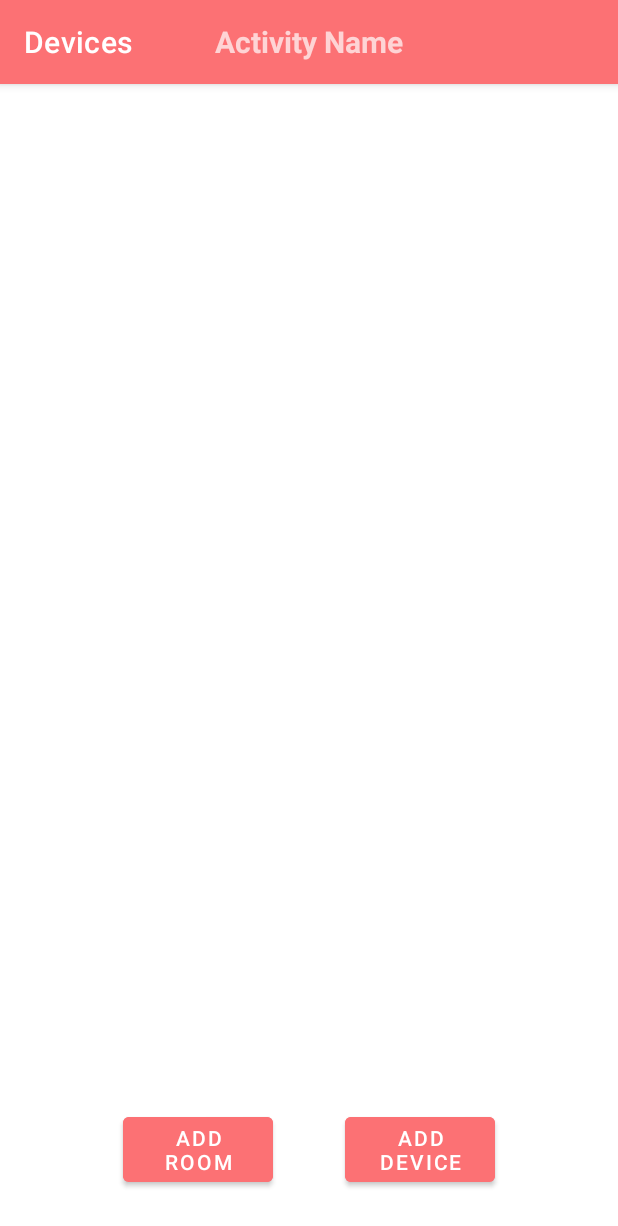
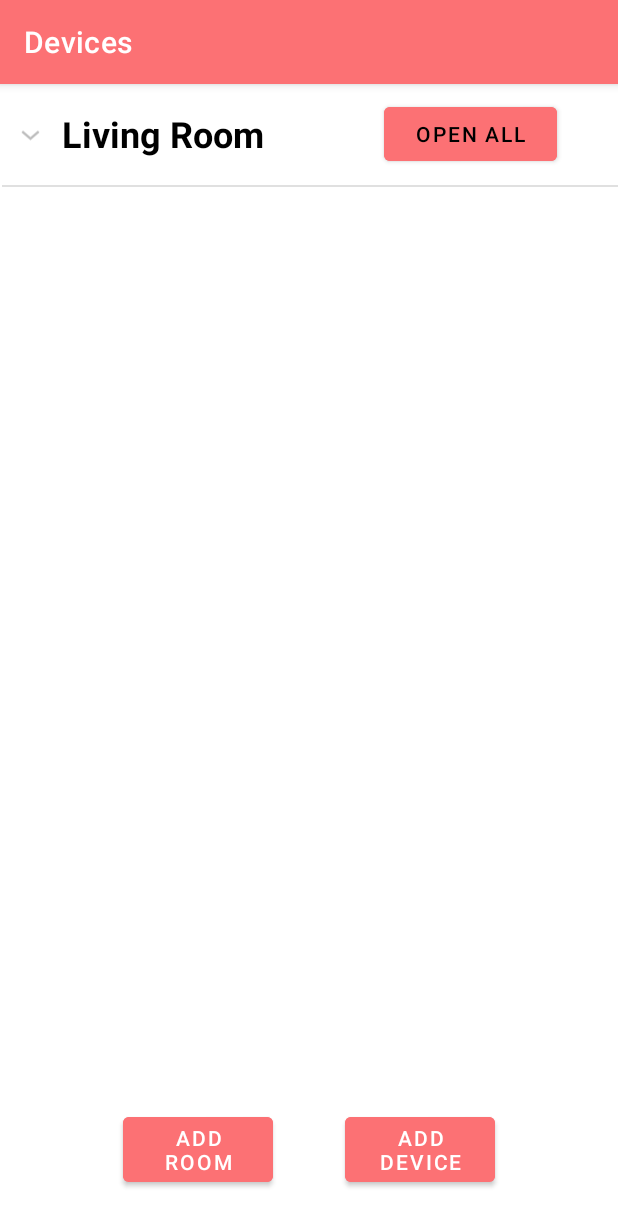
Before and after one commit to ETS-Android5/Automatic-Curtain-Android-App, an Android app: the screen it shows after launch (HomeActivity), on a phone screen of 412 x 824 dp. Shown: the top 1226 px of the screen. Run offline under Robolectric (Android 15) with nearby library versions, the phone set to English and light mode, and no system bars.

Commit message:
pushing to work on it somewhere else

```diff
--- a/COEN390_EZCurtains/app/build.gradle
+++ b/COEN390_EZCurtains/app/build.gradle
@@ -32,6 +32,7 @@ dependencies {
     implementation 'androidx.appcompat:appcompat:1.3.1'
     implementation 'com.google.android.material:material:1.4.0'
     implementation 'androidx.constraintlayout:constraintlayout:2.1.1'
+    implementation 'androidx.legacy:legacy-support-v4:1.0.0'
     testImplementation 'junit:junit:4.+'
     androidTestImplementation 'androidx.test.ext:junit:1.1.3'
     androidTestImplementation 'androidx.test.espresso:espresso-core:3.4.0'
--- /dev/null
+++ b/COEN390_EZCurtains/app/src/main/java/team_10/example/coen390_ezcurtains/ExpandableListAdapter.java
@@ -0,0 +1,91 @@
+package team_10.example.coen390_ezcurtains;
+
+import android.content.Context;
+import android.graphics.Typeface;
+import android.view.LayoutInflater;
+import android.view.View;
+import android.view.ViewGroup;
+import android.widget.BaseExpandableListAdapter;
+import android.widget.TextView;
+
+import java.util.HashMap;
+import java.util.List;
+
+public class ExpandableListAdapter extends BaseExpandableListAdapter {
+    private Context context;
+    private List<String> list_header; // room names
+    private HashMap<String, List<String>> list_child; // device names
+
+    public ExpandableListAdapter(Context context, List<String> list_header, HashMap<String, List<String>> list_child) {
+        this.context = context;
+        this.list_child = list_child;
+        this.list_header = list_header;
+    }
+
+    @Override
+    public int getGroupCount() {
+        return this.list_header.size();
+    }
+
+    @Override
+    public int getChildrenCount(int i) {
+        return this.list_child.get(this.list_header.get(i)).size();
+    }
+
+    @Override
+    public Object getGroup(int groupPosition) {
+        return this.list_header.get(groupPosition);
+    }
+
+    @Override
+    public Object getChild(int groupPosition, int childPosition) {
+        return this.list_child.get(this.list_header.get(groupPosition)).get(childPosition);
+    }
+
+    @Override
+    public long getGroupId(int groupPosition) {
+        return groupPosition;
+    }
+
+    @Override
+    public long getChildId(int groupPosition, int childPosition) {
+        return childPosition;
+    }
+
+    @Override
+    public boolean hasStableIds() {
+        return false;
+    }
+
+    @Override
+    public View getGroupView(int headerPosition, boolean isExpanded, View view, ViewGroup viewGroup) {
+        String headerTitle = (String) getGroup(headerPosition);
+        if (view == null) {
+            LayoutInflater inflater = (LayoutInflater) this.context.getSystemService(Context.LAYOUT_INFLATER_SERVICE);
+            view = inflater.inflate(R.layout.row_layout, null);
+        }
+
+        TextView text_header = (TextView) view.findViewById(R.id.text_room_name);
+        text_header.setTypeface(null, Typeface.BOLD);
+        text_header.setText(headerTitle);
+        return view;
+    }
+
+    @Override
+    public View getChildView(int headerPosition, final int childPosition, boolean isLastChild, View view, ViewGroup viewGroup) {
+        String childText = (String) getChild(headerPosition, childPosition);
+        if (view == null) {
+            LayoutInflater inflater = (LayoutInflater) this.context.getSystemService(Context.LAYOUT_INFLATER_SERVICE);
+            view = inflater.inflate(R.layout.subitem_layout, null);
+        }
+
+        TextView text_child = (TextView) view.findViewById(R.id.text_device_name);
+        text_child.setText(childText);
+        return view;
+    }
+
+    @Override
+    public boolean isChildSelectable(int groupPosition, int childPosition) {
+        return true;
+    }
+}
--- a/COEN390_EZCurtains/app/src/main/java/team_10/example/coen390_ezcurtains/HomeActivity.java
+++ b/COEN390_EZCurtains/app/src/main/java/team_10/example/coen390_ezcurtains/HomeActivity.java
@@ -4,32 +4,81 @@ import android.content.Intent;
 import android.os.Bundle;
 import android.view.View;
 import android.widget.Button;
+import android.widget.ExpandableListView;
+import android.widget.TextView;
 
 import androidx.appcompat.app.AppCompatActivity;
 import androidx.appcompat.widget.Toolbar;
 import androidx.recyclerview.widget.RecyclerView;
 
+import java.util.ArrayList;
+import java.util.HashMap;
+import java.util.List;
+
 public class HomeActivity extends AppCompatActivity {
-    protected RecyclerView recycler_view;
+    protected ExpandableListView expandableListView;
+    protected ExpandableListAdapter adapter;
+    protected List<String> list_room_names;
+    protected HashMap<String, List<String>> list_devices;
     protected Button btn_addRoom, btn_addDevice;
 
     @Override
     protected void onCreate(Bundle savedInstanceState) {
         super.onCreate(savedInstanceState);
         setContentView(R.layout.homepage_layout);
+        list_room_names = new ArrayList<String>();
+        list_devices = new HashMap<String, List<String>>();
 
+        // Initialize toolbar with title
         Toolbar toolbar = findViewById(R.id.toolbar);
         setSupportActionBar(toolbar);
         getSupportActionBar().setTitle("Devices");
 
+        loadList();
+        expandableListView = findViewById(R.id.list);
+        adapter = new ExpandableListAdapter(HomeActivity.this, list_room_names, list_devices);
+
+        expandableListView.setAdapter(adapter);
         btn_addRoom = findViewById(R.id.btn_add_room);
+        btn_addDevice = findViewById(R.id.btn_add_device);
+
+
+        // is add room button really necessary?
         btn_addRoom.setOnClickListener(new View.OnClickListener() {
             @Override
             public void onClick(View view) {
-                openSchedule();
+                // open add room dialog and save room name to list_room_names
             }
         });
 
+        btn_addDevice.setOnClickListener(new View.OnClickListener() {
+            @Override
+            public void onClick(View view) {
+                // open add device dialog and save device to list_devices
+                addDevice();
+            }
+        });
+
+//        expandableListView.setOnChildClickListener(new ExpandableListView.OnChildClickListener() {
+//            @Override
+//            public boolean onChildClick(ExpandableListView expandableListView, View view, int i, int i1, long l) {
+//                return false;
+//            }
+//        });
+
+    }
+
+    // Add device
+    private void addDevice() {
+    }
+
+    // Load expandable list view
+    private void loadList() {
+        list_room_names.add("Living Room");
+        List<String> living_room = new ArrayList<>();
+        living_room.add("Left Window");
+        living_room.add("Right Window");
+        list_devices.put(list_room_names.get(0), living_room);
     }
 
     protected void openSchedule() {
--- a/COEN390_EZCurtains/app/src/main/res/layout/homepage_layout.xml
+++ b/COEN390_EZCurtains/app/src/main/res/layout/homepage_layout.xml
@@ -33,6 +33,7 @@
         android:text="add device" />
 
     <ExpandableListView
+        android:id="@+id/list"
         android:layout_width="match_parent"
         android:layout_height="584dp"
         android:layout_above="@+id/btn_add_room"
--- a/COEN390_EZCurtains/app/src/main/res/layout/row_layout.xml
+++ b/COEN390_EZCurtains/app/src/main/res/layout/row_layout.xml
@@ -2,34 +2,36 @@
 <LinearLayout xmlns:android="http://schemas.android.com/apk/res/android"
     android:layout_width="match_parent"
     android:layout_height="wrap_content"
-    android:orientation="horizontal"
-    android:padding="16dp">
+    android:orientation="vertical"
+    android:padding="10dp">
 
     <LinearLayout
         android:layout_width="match_parent"
         android:layout_height="wrap_content"
-        android:orientation="vertical">
+        android:orientation="horizontal">
 
         <TextView
             android:id="@+id/text_room_name"
-            android:layout_width="match_parent"
+            android:layout_width="wrap_content"
             android:layout_height="wrap_content"
+            android:layout_marginStart="30dp"
             android:text="Room Name"
             android:textColor="#000"
             android:textStyle="bold"
-            android:layout_margin="5dp"
-            android:textSize="24sp"/>
+            android:textSize="24sp"
+            android:layout_gravity="center_vertical"/>
 
         <Button
             android:id="@+id/btn_open_close_all"
-            android:layout_width="130dp"
+            android:layout_width="115dp"
             android:layout_height="wrap_content"
-            android:layout_marginStart="247dp"
-            android:layout_marginTop="-43dp"
+            android:layout_gravity="center_vertical"
+            android:layout_marginStart="80dp"
             android:backgroundTint="@color/pomegranate"
             android:text="open all"
             android:textColor="@color/black"
-            android:textColorHighlight="@color/teal_200" />
+            android:textColorHighlight="@color/teal_200"
+            android:focusable="false"/>
 
 
     </LinearLayout>
--- a/COEN390_EZCurtains/app/src/main/res/layout/toolbar_layout.xml
+++ b/COEN390_EZCurtains/app/src/main/res/layout/toolbar_layout.xml
@@ -6,13 +6,4 @@
     android:elevation="4dp"
     android:theme="@style/ThemeOverlay.AppCompat.Dark.ActionBar">
 
-    <TextView
-        android:id="@+id/text_toolbar_name"
-        android:layout_width="wrap_content"
-        android:layout_height="wrap_content"
-        android:text="Activity Name"
-        android:textSize="20dp"
-        android:layout_gravity="center"
-        android:textStyle="bold"/>
-
 </androidx.appcompat.widget.Toolbar>
--- a/COEN390_EZCurtains/app/src/main/res/values/strings.xml
+++ b/COEN390_EZCurtains/app/src/main/res/values/strings.xml
@@ -1,3 +1,5 @@
 <resources>
     <string name="app_name">COEN390_EZCurtains</string>
+    <!-- TODO: Remove or change this placeholder text -->
+    <string name="hello_blank_fragment">Hello blank fragment</string>
 </resources>
```
Also changed, not shown: COEN390_EZCurtains/app/src/main/java/team_10/example/coen390_ezcurtains/ScheduleActivity.java (+37 -3 lines), COEN390_EZCurtains/app/src/main/res/drawable-anydpi/ic_add.xml (added, +11 -0 lines), COEN390_EZCurtains/app/src/main/res/drawable-anydpi/ic_checkmark.xml (added, +11 -0 lines), COEN390_EZCurtains/app/src/main/res/layout/schedule_layout.xml (+9 -19 lines), COEN390_EZCurtains/app/src/main/res/layout/subitem_layout.xml (+11 -13 lines), COEN390_EZCurtains/app/src/main/res/menu/schedule_menu.xml (added, +10 -0 lines), 2 other files.
